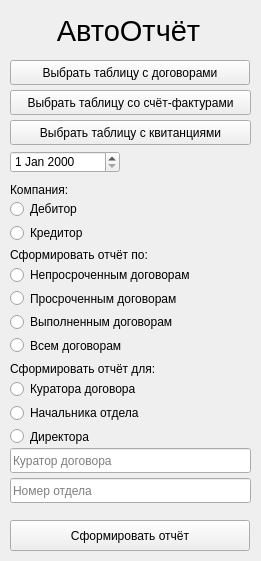
This is mainwindow.ui in mzaitow/AutoReport as Qt 5 draws it before an edit. The edited form follows.
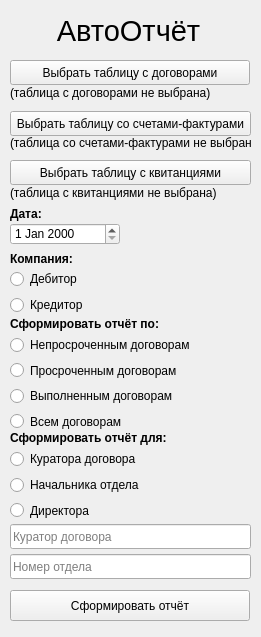
This is the edited form.

```diff
--- a/mainwindow.ui
+++ b/mainwindow.ui
@@ -10,7 +10,7 @@
     <x>0</x>
     <y>0</y>
     <width>261</width>
-    <height>561</height>
+    <height>637</height>
    </rect>
   </property>
   <property name="sizePolicy">
@@ -40,7 +40,7 @@
     <property name="geometry">
      <rect>
       <x>10</x>
-      <y>520</y>
+      <y>590</y>
       <width>240</width>
       <height>31</height>
      </rect>
@@ -75,24 +75,30 @@
     <property name="geometry">
      <rect>
       <x>10</x>
-      <y>90</y>
+      <y>111</y>
       <width>241</width>
       <height>25</height>
      </rect>
     </property>
     <property name="text">
-     <string>Выбрать таблицу со счёт-фактурами</string>
+     <string>Выбрать таблицу со счетами-фактурами</string>
     </property>
    </widget>
    <widget class="QLabel" name="label_2">
     <property name="geometry">
      <rect>
       <x>10</x>
-      <y>180</y>
+      <y>249</y>
       <width>231</width>
       <height>19</height>
      </rect>
     </property>
+    <property name="font">
+     <font>
+      <weight>75</weight>
+      <bold>true</bold>
+     </font>
+    </property>
     <property name="text">
      <string>Компания:</string>
     </property>
@@ -101,11 +107,17 @@
     <property name="geometry">
      <rect>
       <x>10</x>
-      <y>245</y>
+      <y>314</y>
       <width>231</width>
       <height>19</height>
      </rect>
     </property>
+    <property name="font">
+     <font>
+      <weight>75</weight>
+      <bold>true</bold>
+     </font>
+    </property>
     <property name="text">
      <string>Сформировать отчёт по:</string>
     </property>
@@ -114,7 +126,7 @@
     <property name="geometry">
      <rect>
       <x>10</x>
-      <y>120</y>
+      <y>160</y>
       <width>241</width>
       <height>25</height>
      </rect>
@@ -127,11 +139,17 @@
     <property name="geometry">
      <rect>
       <x>10</x>
-      <y>359</y>
+      <y>428</y>
       <width>231</width>
       <height>19</height>
      </rect>
     </property>
+    <property name="font">
+     <font>
+      <weight>75</weight>
+      <bold>true</bold>
+     </font>
+    </property>
     <property name="text">
      <string>Сформировать отчёт для:</string>
     </property>
@@ -140,7 +158,7 @@
     <property name="geometry">
      <rect>
       <x>10</x>
-      <y>448</y>
+      <y>524</y>
       <width>241</width>
       <height>25</height>
      </rect>
@@ -156,7 +174,7 @@
     <property name="geometry">
      <rect>
       <x>10</x>
-      <y>478</y>
+      <y>554</y>
       <width>241</width>
       <height>25</height>
      </rect>
@@ -172,9 +190,9 @@
     <property name="geometry">
      <rect>
       <x>10</x>
-      <y>200</y>
+      <y>269</y>
       <width>81</width>
-      <height>42</height>
+      <height>46</height>
      </rect>
     </property>
     <layout class="QVBoxLayout" name="verticalLayout">
@@ -198,9 +216,9 @@
     <property name="geometry">
      <rect>
       <x>10</x>
-      <y>266</y>
+      <y>335</y>
       <width>190</width>
-      <height>88</height>
+      <height>96</height>
      </rect>
     </property>
     <layout class="QVBoxLayout" name="verticalLayout_2">
@@ -238,9 +256,9 @@
     <property name="geometry">
      <rect>
       <x>10</x>
-      <y>380</y>
+      <y>449</y>
       <width>136</width>
-      <height>65</height>
+      <height>71</height>
      </rect>
     </property>
     <layout class="QVBoxLayout" name="verticalLayout_3">
@@ -271,12 +289,87 @@
     <property name="geometry">
      <rect>
       <x>10</x>
-      <y>151</y>
+      <y>223</y>
       <width>110</width>
       <height>22</height>
      </rect>
     </property>
    </widget>
+   <widget class="QLabel" name="offer_label">
+    <property name="geometry">
+     <rect>
+      <x>10</x>
+      <y>85</y>
+      <width>241</width>
+      <height>16</height>
+     </rect>
+    </property>
+    <property name="font">
+     <font>
+      <italic>false</italic>
+      <strikeout>false</strikeout>
+      <kerning>true</kerning>
+     </font>
+    </property>
+    <property name="text">
+     <string>(таблица с договорами не выбрана)</string>
+    </property>
+   </widget>
+   <widget class="QLabel" name="invoice_label">
+    <property name="geometry">
+     <rect>
+      <x>10</x>
+      <y>135</y>
+      <width>241</width>
+      <height>16</height>
+     </rect>
+    </property>
+    <property name="font">
+     <font>
+      <italic>false</italic>
+     </font>
+    </property>
+    <property name="text">
+     <string>(таблица со счетами-фактурами не выбрана)</string>
+    </property>
+   </widget>
+   <widget class="QLabel" name="payment_label">
+    <property name="geometry">
+     <rect>
+      <x>10</x>
+      <y>185</y>
+      <width>241</width>
+      <height>16</height>
+     </rect>
+    </property>
+    <property name="font">
+     <font>
+      <italic>false</italic>
+     </font>
+    </property>
+    <property name="text">
+     <string>(таблица с квитанциями не выбрана)</string>
+    </property>
+   </widget>
+   <widget class="QLabel" name="label_8">
+    <property name="geometry">
+     <rect>
+      <x>10</x>
+      <y>204</y>
+      <width>231</width>
+      <height>19</height>
+     </rect>
+    </property>
+    <property name="font">
+     <font>
+      <weight>75</weight>
+      <bold>true</bold>
+     </font>
+    </property>
+    <property name="text">
+     <string>Дата:</string>
+    </property>
+   </widget>
   </widget>
  </widget>
  <resources/>
```
Left out of the diff: 4 changed lines with no effect on the pictures.
